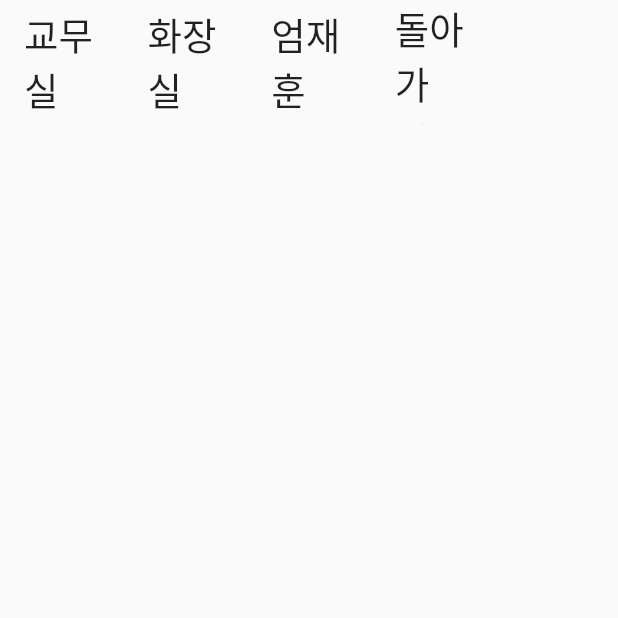
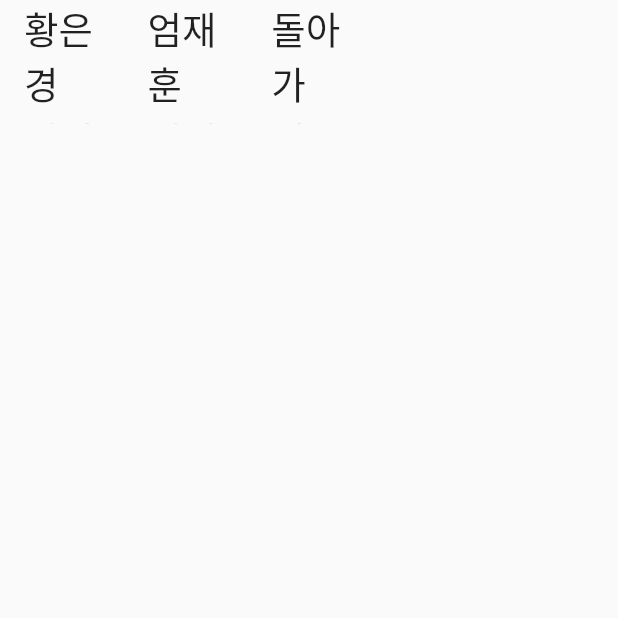
Before and after one commit to tdh8316/Kibot, a Flutter app: the AllClassesActivity screen opened directly, on a phone screen of 412 x 824 dp, the top half of it. Run offline on Flutter 3.47's test engine with Material 2 defaults, Android fonts, the phone set to English and light mode, and no system bars; our stand-ins replace fluttertoast.

Commit message:
initial commit

```diff
--- a/client/lib/main.dart
+++ b/client/lib/main.dart
@@ -3,6 +3,7 @@ import 'package:flutter/services.dart';
 import 'package:fluttertoast/fluttertoast.dart';
 
 const platform = const MethodChannel("Kibot/client");
+var map = Map();
 
 void main() {
   runApp(new MaterialApp(home: MainActivity()));
@@ -46,6 +47,7 @@ bool showQuestionDialog(context, msg) {
   return false;
 }
 
+// Send data to Arduino via bluetooth
 Future<void> sendSignal(String s, BuildContext context) async {
   try {
     await platform.invokeMethod("bluetoothWrite", s);
@@ -121,14 +123,11 @@ class AllClassesActivity extends StatelessWidget {
         crossAxisCount: 5,
         children: <Widget>[
           MaterialButton(
-              onPressed: () => sendSignal("교무실", context),
-              child: Text("교무실", style: TextStyle(fontSize: 25))),
-          MaterialButton(
-              onPressed: () => sendSignal("화장실", context),
-              child: Text("화장실", style: TextStyle(fontSize: 25))),
+              onPressed: () => sendSignal("황은경 선생님", context),
+              child: Text("황은경 선생님", style: TextStyle(fontSize: 25))),
           MaterialButton(
               onPressed: () => sendSignal("엄재훈 선생님", context),
-              child: Text("엄재훈", style: TextStyle(fontSize: 25))),
+              child: Text("엄재훈 선생님", style: TextStyle(fontSize: 25))),
           MaterialButton(
               onPressed: () {
                 Navigator.pop(context);
--- /dev/null
+++ b/client/share/2018.json
@@ -0,0 +1,3 @@
+{
+
+}
--- /dev/null
+++ b/client/share/test.json
@@ -0,0 +1,5 @@
+{
+  "엄재훈": 101,
+  "황은경": 102,
+  "교무실": 103
+}
```
Also changed, not shown: client/lib/mapper.dart (added).
